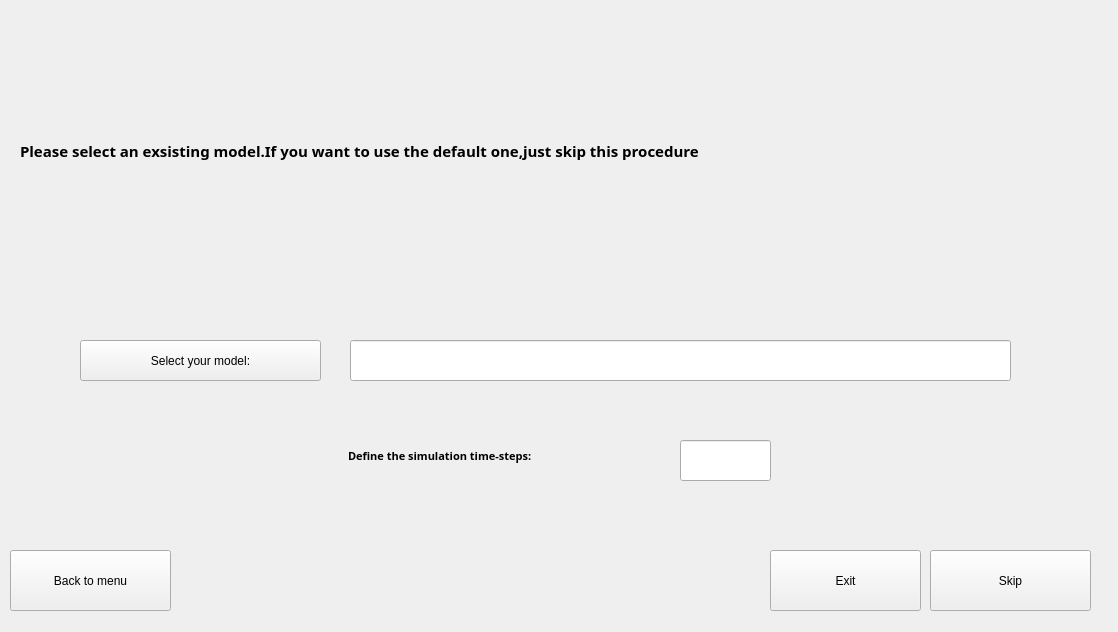
First picture: the form in myproject/ui_package/model_select.ui, repository crashkk/Myproject, before the edit.
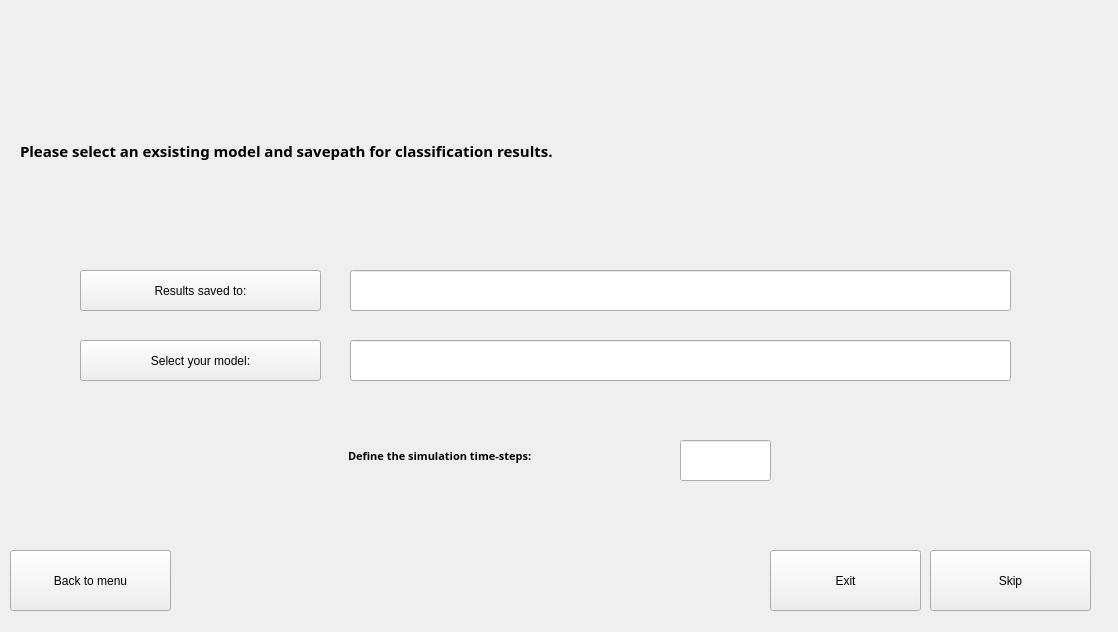
Second picture: the form after the edit.

What changed in the file:
```diff
--- a/myproject/ui_package/model_select.ui
+++ b/myproject/ui_package/model_select.ui
@@ -34,7 +34,7 @@
        </font>
       </property>
       <property name="text">
-       <string>Please select an exsisting model.If you want to use the default one,just skip this procedure</string>
+       <string>Please select an exsisting model and savepath for classification results.</string>
       </property>
      </widget>
     </item>
@@ -133,6 +133,29 @@
     </rect>
    </property>
   </widget>
+  <widget class="QLineEdit" name="lineEdit_3">
+   <property name="geometry">
+    <rect>
+     <x>350</x>
+     <y>270</y>
+     <width>661</width>
+     <height>41</height>
+    </rect>
+   </property>
+  </widget>
+  <widget class="QPushButton" name="pushButton_5">
+   <property name="geometry">
+    <rect>
+     <x>80</x>
+     <y>270</y>
+     <width>241</width>
+     <height>41</height>
+    </rect>
+   </property>
+   <property name="text">
+    <string>Results saved to:</string>
+   </property>
+  </widget>
  </widget>
  <resources/>
  <connections/>
```
